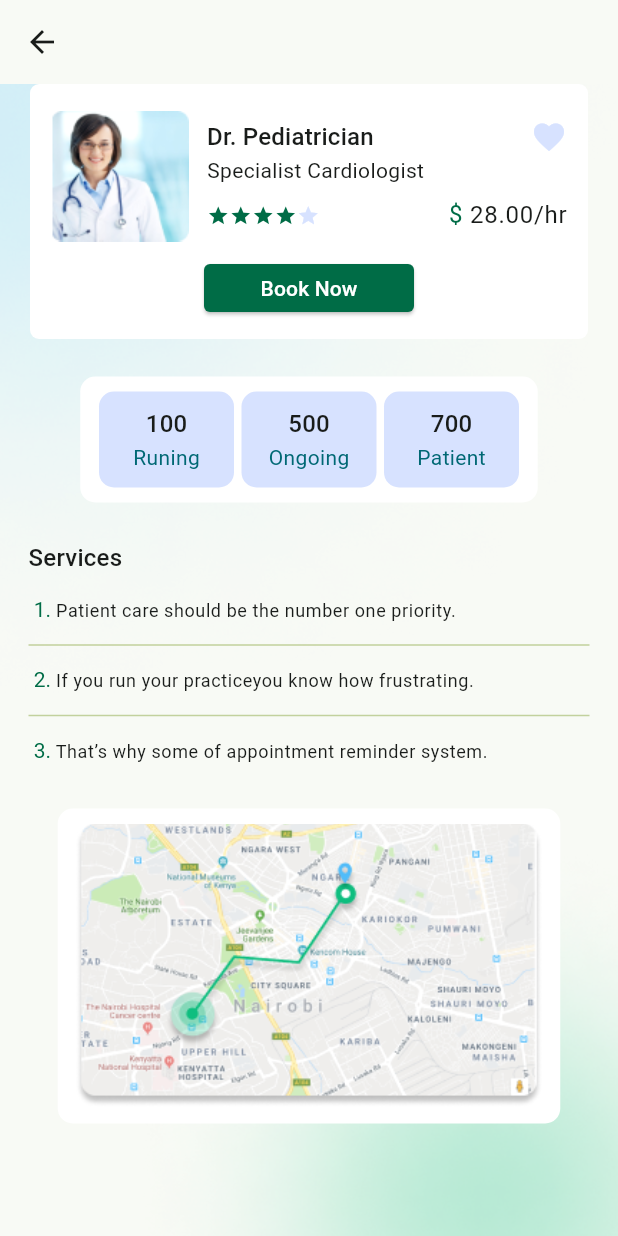
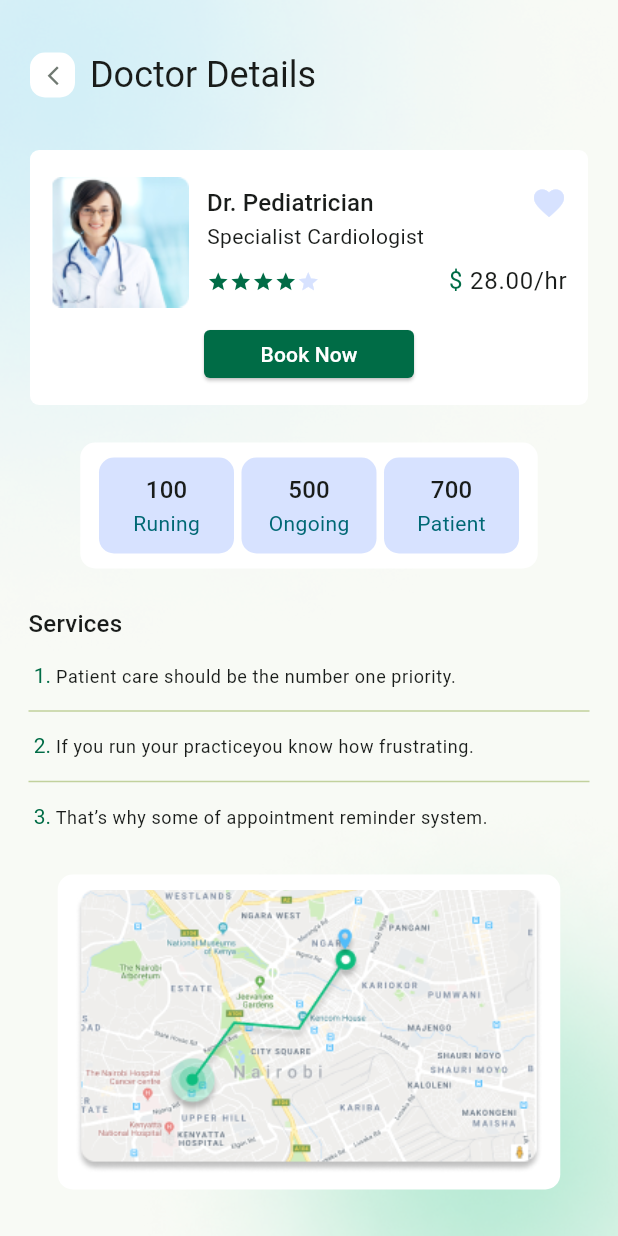
Before and after one commit to majidfathi69/DoctorHunt, a Flutter app: the DoctorDetailsView screen opened by its route, on a phone screen of 412 x 824 dp. Run offline on Flutter 3.47's test engine with Material 2 defaults, Android fonts, the phone set to English and light mode, and no system bars; our stand-ins replace get.

Commit message:
add AppBarWidget

```diff
--- a/lib/app/modules/doctor_details/views/doctor_details_view.dart
+++ b/lib/app/modules/doctor_details/views/doctor_details_view.dart
@@ -1,6 +1,7 @@
 import 'package:flutter/material.dart';
 import 'package:get/get.dart';
 
+import '../../../widgets/appbar_widget.dart';
 import '../controllers/doctor_details_controller.dart';
 
 class DoctorDetailsView extends GetView<DoctorDetailsController> {
@@ -18,6 +19,7 @@ class DoctorDetailsView extends GetView<DoctorDetailsController> {
         ),
         child: ListView(
           children: const [
+            SizedBox(height: 100,child: AppbarWidget('Doctor Details')),
             DoctorDetails(),
             SizedBox(height: 25),
             DoctorState(),
@@ -28,7 +30,6 @@ class DoctorDetailsView extends GetView<DoctorDetailsController> {
           ],
         ),
       ),
-      appBar: AppBar(),
     );
   }
 }
```
